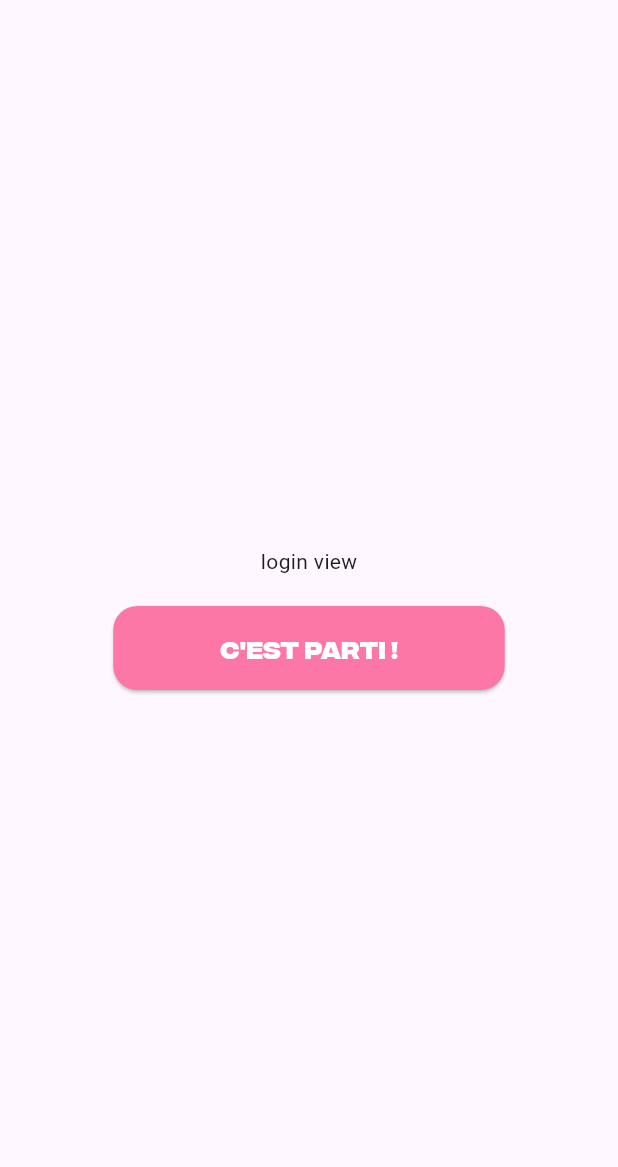
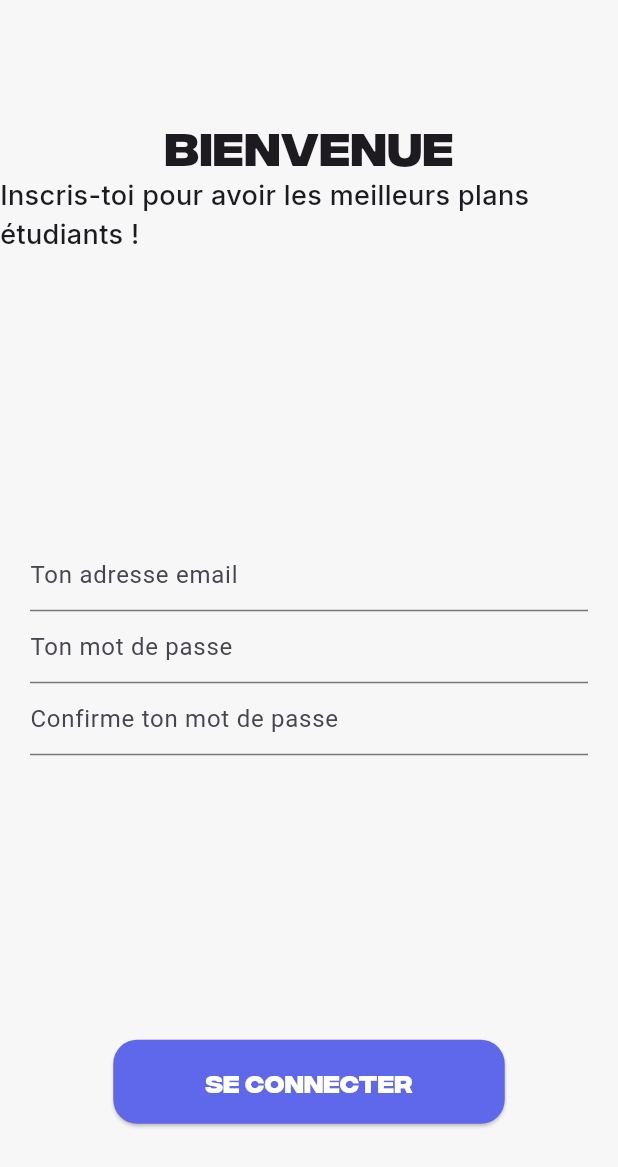
Before and after one commit to eliottignoble/feeder_app, a Flutter app: the RegisterView screen opened by its route, after a tap on "C'est parti !", on a phone screen of 412 x 824 dp. Shown: the top 1167 px of the screen. Run offline on Flutter 3.47's test engine with Material 3 defaults, Android fonts, the light colour scheme and no system bars; our stand-ins replace go_router, shared_preferences; accounts and stored records are empty.

Commit message:
:memo: added forms

```diff
--- a/lib/assets/typography.dart
+++ b/lib/assets/typography.dart
@@ -34,4 +34,10 @@ class CustomTextStyles {
     fontSize: 7,
     fontWeight: FontWeight.w500,
   );
+
+  static const TextStyle subtitle = TextStyle(
+    fontFamily: inter,
+    fontSize: 18,
+    fontWeight: FontWeight.w500,
+  );
 }
--- /dev/null
+++ b/lib/features/auth/components/forms/login/login_form.dart
@@ -0,0 +1,73 @@
+import 'package:flutter/cupertino.dart';
+import 'package:flutter/material.dart';
+
+class LoginForm extends StatefulWidget {
+  const LoginForm({super.key, required this.formKey});
+
+  final GlobalKey<FormState> formKey;
+
+  @override
+  State<LoginForm> createState() => _LoginFormState();
+}
+
+class _LoginFormState extends State<LoginForm> {
+  String _email = '';
+  String _password = '';
+  String _confirmPassword = '';
+
+  //crea fonction submit
+  void submit() {
+    print(_email);
+    print(_password);
+    print(_confirmPassword);
+  }
+
+  @override
+  Widget build(BuildContext context) {
+    return Form(
+      key: widget.formKey,
+      child: Padding(
+        padding: EdgeInsets.all(20.0),
+        child: Column(
+          children: [
+            TextFormField(
+              decoration: const InputDecoration(hintText: 'Ton adresse email'),
+              keyboardType: TextInputType.text,
+              validator: (String? value) {
+                if (value == null || value.isEmpty) {
+                  return 'votre adresse est manquante';
+                }
+                return null;
+              },
+              onSaved: (value) => _email = value!,
+            ),
+            TextFormField(
+              decoration: const InputDecoration(hintText: 'Ton mot de passe'),
+              obscureText: true,
+              validator: (String? value) {
+                if (value == null || value.isEmpty) {
+                  return 'votre adresse est manquante';
+                }
+                return null;
+              },
+              onSaved: (value) => _password = value!,
+            ),
+            TextFormField(
+              decoration: const InputDecoration(
+                hintText: 'Confirme ton mot de passe',
+              ),
+              obscureText: true,
+              validator: (String? value) {
+                if (value == null || value.isEmpty) {
+                  return 'votre adresse est manquante';
+                }
+                return null;
+              },
+              onSaved: (value) => _confirmPassword = value!,
+            ),
+          ],
+        ),
+      ),
+    );
+  }
+}
--- a/lib/features/auth/presentation/login_view.dart
+++ b/lib/features/auth/presentation/login_view.dart
@@ -1,3 +1,6 @@
+import 'package:feeed/assets/colors.dart';
+import 'package:feeed/assets/typography.dart';
+import 'package:feeed/features/auth/components/forms/login/login_form.dart';
 import 'package:feeed/router/router.dart';
 import 'package:feeed/router/screen_view.dart';
 import 'package:flutter/material.dart';
@@ -5,26 +8,38 @@ import 'package:feeed/features/shared/style/components/cta_button.dart';
 import 'package:go_router/go_router.dart';
 
 class LoginView extends StatelessWidget {
-  const LoginView({super.key});
+  LoginView({super.key});
+
+  final GlobalKey<FormState> _formKey = GlobalKey<FormState>();
 
   @override
   Widget build(BuildContext context) {
     return Scaffold(
-      body: Center(
-        child: Column(
+      backgroundColor: CustomColors.lightGray,
+      body: Column(
         spacing: 20,
-          mainAxisAlignment: MainAxisAlignment.center,
+        mainAxisAlignment: MainAxisAlignment.spaceAround,
         children: [
-            const Text("login view"),
+          Column(
+            children: [
+              Text("BIENVENUE", style: CustomTextStyles.title),
+              Text(
+                "Inscris-toi pour avoir les meilleurs plans étudiants !",
+                style: CustomTextStyles.subtitle,
+              ),
+            ],
+          ),
+          //forms
+          Column(children: [LoginForm(formKey: _formKey)]),
           CtaButton(
-              text: "C'est parti !",
+            text: "SE CONNECTER",
+            backgroundColor: CustomColors.bg,
             onPressed: () {
-                context.go(AppScreens.home.toPath);
+              //context.go(AppScreens.home.toPath);
             },
           ),
         ],
       ),
-      ),
     );
   }
 }
--- a/lib/features/shared/style/components/cta_button.dart
+++ b/lib/features/shared/style/components/cta_button.dart
@@ -3,10 +3,16 @@ import 'package:feeed/assets/typography.dart';
 import 'package:flutter/material.dart';
 
 class CtaButton extends StatelessWidget {
-  const CtaButton({super.key, required this.text, required this.onPressed});
+  const CtaButton({
+    super.key,
+    required this.text,
+    required this.onPressed,
+    this.backgroundColor,
+  });
 
   final String text;
   final VoidCallback onPressed;
+  final Color? backgroundColor;
 
   @override
   Widget build(BuildContext context) {
@@ -17,7 +23,7 @@ class CtaButton extends StatelessWidget {
             onPressed: onPressed,
             style: ElevatedButton.styleFrom(
               minimumSize: Size(261, 56),
-              backgroundColor: CustomColors.rose,
+              backgroundColor: backgroundColor ?? CustomColors.rose,
               shape: RoundedRectangleBorder(
                 borderRadius: BorderRadius.circular(16),
               ),
```
Lines whose indentation alone changed are shown as unchanged.
